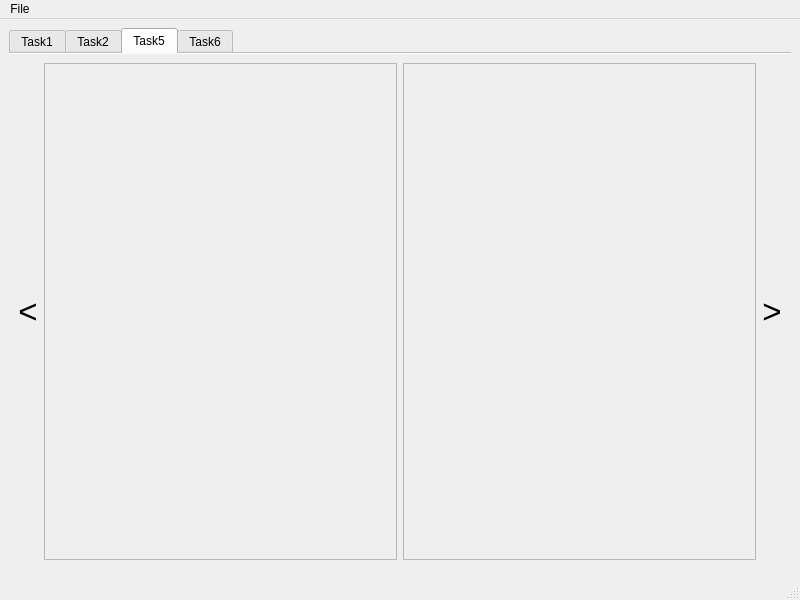
The window that main/main.ui (felkost/ImageTrick) describes before a commit, drawn with Qt 5.
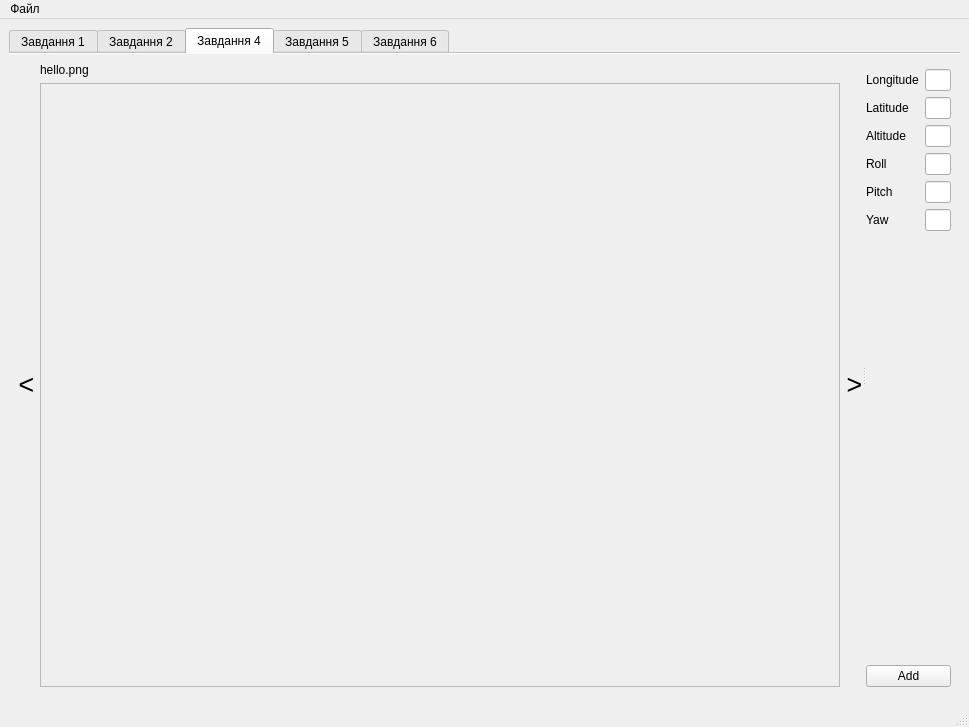
The same window after the commit.

```diff
--- a/main/main.ui
+++ b/main/main.ui
@@ -40,7 +40,7 @@
       </property>
       <widget class="QWidget" name="task1">
        <attribute name="title">
-        <string>Task1</string>
+        <string>Завдання 1</string>
        </attribute>
        <layout class="QGridLayout" name="gridLayout_5">
         <item row="0" column="0" colspan="2">
@@ -287,7 +287,7 @@
       </widget>
       <widget class="QWidget" name="task2">
        <attribute name="title">
-        <string>Task2</string>
+        <string>Завдання 2</string>
        </attribute>
        <layout class="QVBoxLayout" name="verticalLayout_4">
         <item>
@@ -387,9 +387,221 @@
         </item>
        </layout>
       </widget>
+      <widget class="QWidget" name="task4">
+       <attribute name="title">
+        <string>Завдання 4</string>
+       </attribute>
+       <layout class="QGridLayout" name="gridLayout">
+        <item row="0" column="0">
+         <widget class="QSplitter" name="splitter">
+          <property name="orientation">
+           <enum>Qt::Horizontal</enum>
+          </property>
+          <widget class="QWidget" name="layoutWidget">
+           <layout class="QGridLayout" name="task4Grid">
+            <item row="1" column="1">
+             <widget class="QScrollArea" name="scrollArea_5">
+              <property name="minimumSize">
+               <size>
+                <width>800</width>
+                <height>600</height>
+               </size>
+              </property>
+              <property name="widgetResizable">
+               <bool>true</bool>
+              </property>
+              <widget class="QWidget" name="scrollAreaWidgetContents_4">
+               <property name="geometry">
+                <rect>
+                 <x>0</x>
+                 <y>0</y>
+                 <width>798</width>
+                 <height>598</height>
+                </rect>
+               </property>
+               <layout class="QVBoxLayout" name="verticalLayout_3">
+                <item>
+                 <widget class="QLabel" name="image_label_2">
+                  <property name="sizePolicy">
+                   <sizepolicy hsizetype="Ignored" vsizetype="Ignored">
+                    <horstretch>0</horstretch>
+                    <verstretch>0</verstretch>
+                   </sizepolicy>
+                  </property>
+                  <property name="font">
+                   <font>
+                    <pointsize>36</pointsize>
+                    <italic>true</italic>
+                   </font>
+                  </property>
+                  <property name="text">
+                   <string/>
+                  </property>
+                  <property name="scaledContents">
+                   <bool>true</bool>
+                  </property>
+                  <property name="alignment">
+                   <set>Qt::AlignCenter</set>
+                  </property>
+                 </widget>
+                </item>
+               </layout>
+              </widget>
+             </widget>
+            </item>
+            <item row="1" column="0">
+             <widget class="QPushButton" name="l_button_3">
+              <property name="font">
+               <font>
+                <pointsize>20</pointsize>
+                <italic>true</italic>
+               </font>
+              </property>
+              <property name="styleSheet">
+               <string notr="true">border:0px;
+color: black;</string>
+              </property>
+              <property name="text">
+               <string notr="true">&lt;</string>
+              </property>
+              <property name="iconSize">
+               <size>
+                <width>40</width>
+                <height>40</height>
+               </size>
+              </property>
+             </widget>
+            </item>
+            <item row="0" column="1">
+             <widget class="QLabel" name="filename_label_2">
+              <property name="text">
+               <string>hello.png</string>
+              </property>
+             </widget>
+            </item>
+            <item row="1" column="2">
+             <widget class="QPushButton" name="r_button_3">
+              <property name="font">
+               <font>
+                <pointsize>20</pointsize>
+                <italic>true</italic>
+               </font>
+              </property>
+              <property name="styleSheet">
+               <string notr="true">border:0px;
+color: black;</string>
+              </property>
+              <property name="text">
+               <string>&gt;</string>
+              </property>
+             </widget>
+            </item>
+           </layout>
+          </widget>
+          <widget class="QWidget" name="formLayoutWidget">
+           <layout class="QFormLayout" name="formLayout">
+            <item row="1" column="0">
+             <widget class="QLabel" name="longLabel">
+              <property name="text">
+               <string>Longitude</string>
+              </property>
+             </widget>
+            </item>
+            <item row="1" column="1">
+             <widget class="QLineEdit" name="longitudeEdit"/>
+            </item>
+            <item row="2" column="0">
+             <widget class="QLabel" name="latLabel">
+              <property name="text">
+               <string>Latitude</string>
+              </property>
+             </widget>
+            </item>
+            <item row="2" column="1">
+             <widget class="QLineEdit" name="latitudeEdit"/>
+            </item>
+            <item row="3" column="0">
+             <widget class="QLabel" name="altLabel">
+              <property name="text">
+               <string>Altitude</string>
+              </property>
+             </widget>
+            </item>
+            <item row="3" column="1">
+             <widget class="QLineEdit" name="altitudeEdit"/>
+            </item>
+            <item row="4" column="0">
+             <widget class="QLabel" name="rollLabel">
+              <property name="text">
+               <string>Roll</string>
+              </property>
+             </widget>
+            </item>
+            <item row="4" column="1">
+             <widget class="QLineEdit" name="rollEdit"/>
+            </item>
+            <item row="5" column="0">
+             <widget class="QLabel" name="pitchLabel">
+              <property name="text">
+               <string>Pitch</string>
+              </property>
+             </widget>
+            </item>
+            <item row="5" column="1">
+             <widget class="QLineEdit" name="pitchEdit"/>
+            </item>
+            <item row="6" column="0">
+             <widget class="QLabel" name="yawLabel">
+              <property name="text">
+               <string>Yaw</string>
+              </property>
+             </widget>
+            </item>
+            <item row="6" column="1">
+             <widget class="QLineEdit" name="yawEdit"/>
+            </item>
+            <item row="7" column="0" colspan="2">
+             <spacer name="verticalSpacer_3">
+              <property name="orientation">
+               <enum>Qt::Vertical</enum>
+              </property>
+              <property name="sizeHint" stdset="0">
+               <size>
+                <width>20</width>
+                <height>2000</height>
+               </size>
+              </property>
+             </spacer>
+            </item>
+            <item row="8" column="0" colspan="2">
+             <widget class="QPushButton" name="addButton">
+              <property name="text">
+               <string>Add</string>
+              </property>
+             </widget>
+            </item>
+            <item row="0" column="0" colspan="2">
+             <spacer name="verticalSpacer_4">
+              <property name="orientation">
+               <enum>Qt::Vertical</enum>
+              </property>
+              <property name="sizeHint" stdset="0">
+               <size>
+                <width>20</width>
+                <height>10</height>
+               </size>
+              </property>
+             </spacer>
+            </item>
+           </layout>
+          </widget>
+         </widget>
+        </item>
+       </layout>
+      </widget>
       <widget class="QWidget" name="task5">
        <attribute name="title">
-        <string>Task5</string>
+        <string>Завдання 5</string>
        </attribute>
        <layout class="QVBoxLayout" name="verticalLayout">
         <item>
@@ -505,7 +717,7 @@
       </widget>
       <widget class="QWidget" name="task6">
        <attribute name="title">
-        <string>Task6</string>
+        <string>Завдання 6</string>
        </attribute>
        <layout class="QVBoxLayout" name="verticalLayout_11">
         <item>
@@ -611,7 +823,7 @@
    </property>
    <widget class="QMenu" name="menuFile">
     <property name="title">
-     <string>File</string>
+     <string>Файл</string>
     </property>
     <widget class="QMenu" name="menuAction">
      <property name="title">
```
Left out of the diff: 14 changed lines with no effect on the pictures.
